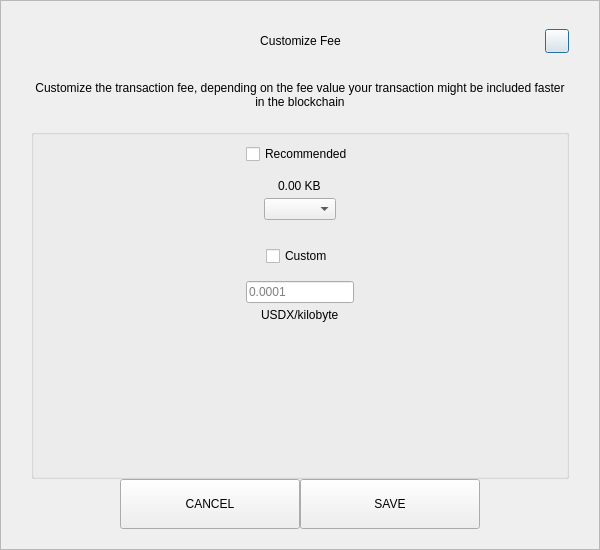
Above: src/qt/pivx/forms/sendcustomfeedialog.ui from TheCodexBlockchain/advantage before the change. Below: the same form after it.
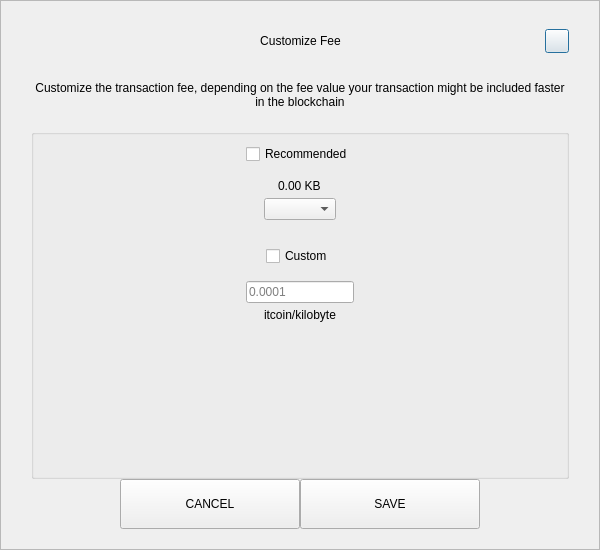
That is the form after the change.

Commit message: rebrand itcoin

Patch:
```diff
--- a/src/qt/pivx/forms/sendcustomfeedialog.ui
+++ b/src/qt/pivx/forms/sendcustomfeedialog.ui
@@ -287,7 +287,7 @@
            <item alignment="Qt::AlignHCenter">
             <widget class="QLabel" name="labelCustomFee">
              <property name="text">
-              <string>USDX/kilobyte</string>
+              <string>itcoin/kilobyte</string>
              </property>
             </widget>
            </item>
```
The commit also changes 254 other files.
